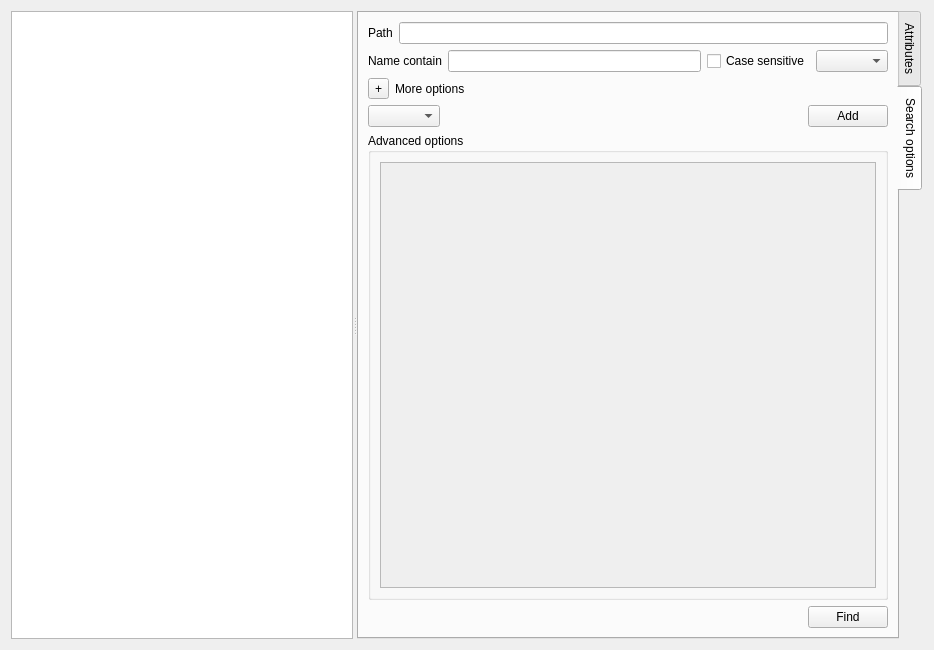
Before: the Qt Designer form ui/gui/resources/search.ui in halbbob/dff, drawn with Qt 5.
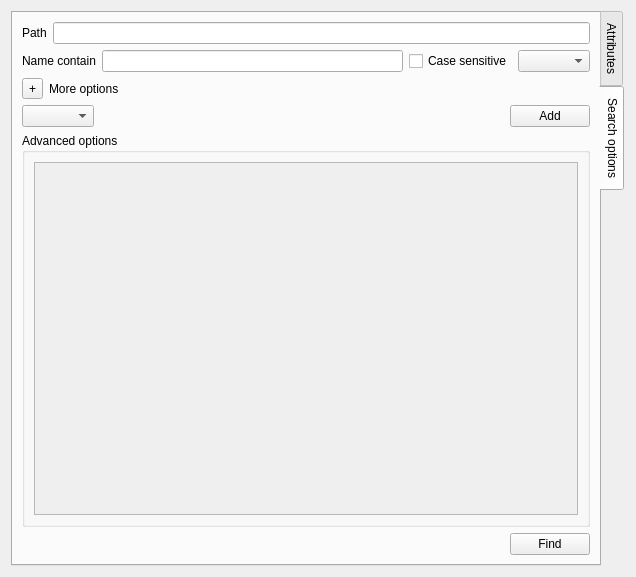
After: the same form once the commit is applied. Icons and pictures are not drawn.

Commit message: search * modify gui so it behaves as the nodebrowser * some functionnality not implemented yet

The edit to the form file:
```diff
--- a/ui/gui/resources/search.ui
+++ b/ui/gui/resources/search.ui
@@ -6,8 +6,8 @@
    <rect>
     <x>0</x>
     <y>0</y>
-    <width>934</width>
-    <height>650</height>
+    <width>636</width>
+    <height>577</height>
    </rect>
   </property>
   <property name="windowTitle">
@@ -17,32 +17,11 @@
    <iconset resource="gui.qrc">
     <normaloff>:/filefind.png</normaloff>:/filefind.png</iconset>
   </property>
-  <layout class="QVBoxLayout" name="verticalLayout_2">
+  <layout class="QHBoxLayout" name="horizontalLayout_11">
    <item>
-    <widget class="QSplitter" name="splitter">
-     <property name="orientation">
-      <enum>Qt::Horizontal</enum>
-     </property>
-     <widget class="QTableView" name="searchResults">
-      <property name="alternatingRowColors">
-       <bool>true</bool>
-      </property>
-      <property name="showGrid">
-       <bool>false</bool>
-      </property>
-      <attribute name="verticalHeaderVisible">
-       <bool>false</bool>
-      </attribute>
-      <attribute name="verticalHeaderHighlightSections">
-       <bool>false</bool>
-      </attribute>
-      <attribute name="verticalHeaderVisible">
-       <bool>false</bool>
-      </attribute>
-      <attribute name="verticalHeaderHighlightSections">
-       <bool>false</bool>
-      </attribute>
-     </widget>
+    <layout class="QVBoxLayout" name="nodeBrowserLayout"/>
+   </item>
+   <item>
      <widget class="QTabWidget" name="searchesTab">
       <property name="tabPosition">
        <enum>QTabWidget::East</enum>
@@ -164,8 +143,8 @@
                <rect>
                 <x>0</x>
                 <y>0</y>
-                <width>532</width>
-                <height>391</height>
+               <width>531</width>
+               <height>318</height>
                </rect>
               </property>
               <layout class="QVBoxLayout" name="verticalLayout">
@@ -217,7 +196,8 @@
          </layout>
         </item>
        </layout>
-      </widget>
+      <zorder>advOptBox</zorder>
+      <zorder>verticalLayoutWidget</zorder>
      </widget>
     </widget>
    </item>
```
Lines whose indentation alone changed are shown as unchanged. The commit also changes 5 other files.
